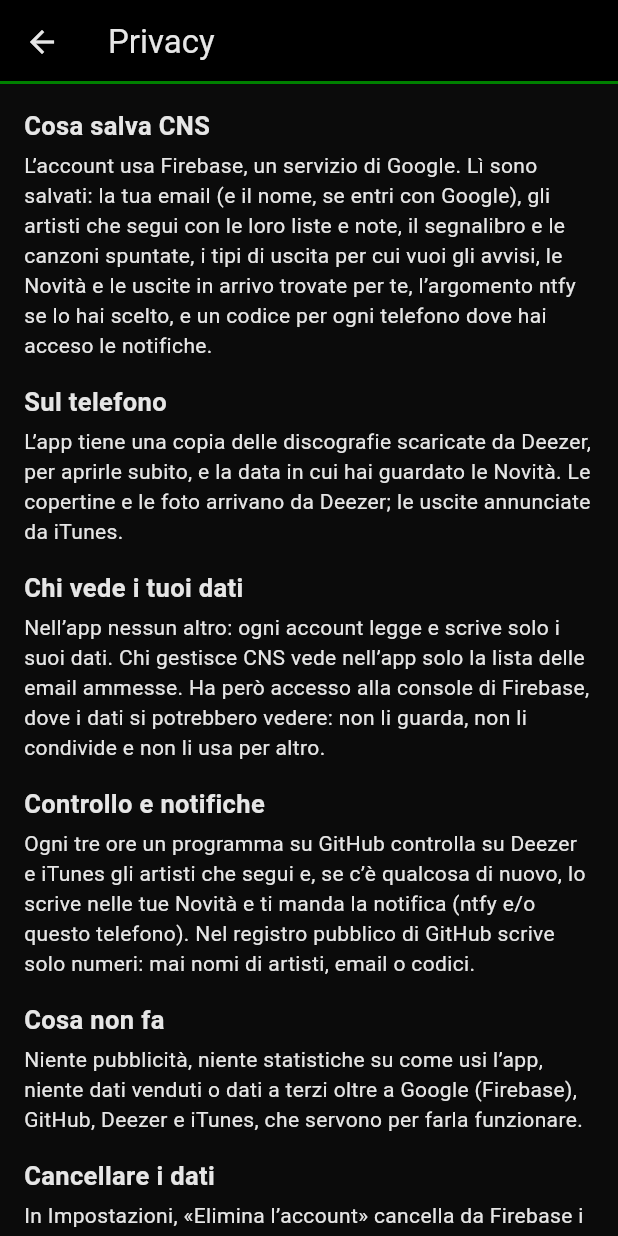
After one commit to StardustXYZ/CNS, a Flutter app: the screen it shows once a user with an empty profile is signed in, item 4 of the bottom bar chosen, scrolled down 425 dp, after a tap on "Privacy", on a phone screen of 412 x 824 dp. The commit adds this screen. Run offline on Flutter 3.47's test engine with Material 3 defaults, Android fonts, the phone set to English and light mode, and no system bars; our stand-ins replace cloud_firestore, file_picker, firebase_auth, firebase_core, firebase_messaging, google_sign_in and 1 more; missing offline and left inert: home_widget; accounts and stored records are empty; network calls fail.

Commit message:
Twenty-ninth Commit App Android 1.0.0: versione firmata, aggiornamenti, Privacy ed Elimina l'account + firma con la chiave definitiva da key.properties (solo sul PC), con il modello key.properties.example + avviso "È uscita la versione…" dalle release app-v… di GitHub, con Scarica e Non ora + riquadro App in Impostazioni: versione, Controlla gli aggiornamenti, Privacy + pagina Privacy: cosa salva CNS, chi lo vede, come cancellarlo + "Elimina l'account": cancella artisti, Novità, In arrivo, telefoni, impostazioni e l'account + README del progetto e passi per pubblicare una versione dell'app + test di aggiornamenti, Privacy ed Elimina l'account ~ versione 1.0.0 ~ PERCORSO.md: Fase 8.8 fatta

```diff
--- /dev/null
+++ b/mobile/lib/data/updates.dart
@@ -0,0 +1,125 @@
+import 'dart:async';
+import 'dart:convert';
+import 'dart:io';
+
+import 'package:flutter/foundation.dart';
+import 'package:http/http.dart' as http;
+import 'package:path_provider/path_provider.dart';
+
+/// Where the versions of the app are published: the Releases of the GitHub repository, with
+/// tags "app-v1.2.3" and the APK attached (as CNV).
+const releasesUrl = 'https://api.github.com/repos/StardustXYZ/CNS/releases?per_page=20';
+const releasesPage = 'https://github.com/StardustXYZ/CNS/releases';
+const _tagPrefix = 'app-v';
+
+/// A published version of the app.
+@immutable
+class AppRelease {
+  const AppRelease({required this.version, required this.apkUrl, required this.page, this.notes = ''});
+
+  final String version; // "1.2.3"
+  final String apkUrl; // download of the APK
+  final String page; // its page on GitHub
+  final String notes;
+}
+
+/// "1.10.0" is newer than "1.9.2". Anything that is not a version counts as 0.
+int compareVersions(String a, String b) {
+  List<int> parts(String v) => [for (final p in v.split('+').first.split('.')) int.tryParse(p) ?? 0];
+  final (x, y) = (parts(a), parts(b));
+  for (var i = 0; i < 3; i++) {
+    final d = (i < x.length ? x[i] : 0) - (i < y.length ? y[i] : 0);
+    if (d != 0) return d.sign;
+  }
+  return 0;
+}
+
+/// The newest published version of the app in the answer of GitHub (drafts, pre-releases
+/// and releases without an APK are skipped).
+AppRelease? latestRelease(Object? json) {
+  if (json is! List) return null;
+  AppRelease? best;
+  for (final r in json) {
+    if (r is! Map || r['draft'] == true || r['prerelease'] == true) continue;
+    final tag = r['tag_name'];
+    if (tag is! String || !tag.startsWith(_tagPrefix)) continue;
+    final assets = r['assets'];
+    final apk = assets is List
+        ? assets.whereType<Map>().where((a) => '${a['name']}'.toLowerCase().endsWith('.apk')).firstOrNull
+        : null;
+    final url = apk?['browser_download_url'];
+    if (url is! String) continue;
+    final release = AppRelease(
+      version: tag.substring(_tagPrefix.length),
+      apkUrl: url,
+      page: r['html_url'] is String ? r['html_url'] as String : releasesPage,
+      notes: r['body'] is String ? (r['body'] as String).trim() : '',
+    );
+    if (best == null || compareVersions(release.version, best.version) > 0) best = release;
+  }
+  return best;
+}
+
+/// Checks whether a newer version of the app is out, when the app opens and on request.
+/// The notice can be closed: it comes back only for an even newer version.
+class UpdateStore extends ChangeNotifier {
+  UpdateStore({required this.currentVersion, http.Client? client, Future<File> Function()? dismissedFile})
+      : _client = client ?? http.Client(),
+        _dismissedFile = dismissedFile ?? _defaultFile;
+
+  final String currentVersion;
+  final http.Client _client;
+  final Future<File> Function() _dismissedFile;
+
+  AppRelease? available; // newer than this one
+  String? _dismissed;
+  bool checking = false;
+  String? problem;
+  DateTime? checkedAt;
+
+  /// The notice at the top of the app: a newer version that was not dismissed.
+  bool get showNotice => available != null && available!.version != _dismissed;
+
+  static Future<File> _defaultFile() async =>
+      File('${(await getApplicationSupportDirectory()).path}${Platform.pathSeparator}aggiornamento.txt');
+
+  Future<void> check() async {
+    if (checking) return;
+    checking = true;
+    problem = null;
+    notifyListeners();
+    try {
+      try {
+        _dismissed ??= (await (await _dismissedFile()).readAsString()).trim();
+      } catch (_) {
+        _dismissed ??= '';
+      }
+      final resp = await _client
+          .get(Uri.parse(releasesUrl), headers: {'Accept': 'application/vnd.github+json'})
+          .timeout(const Duration(seconds: 15));
+      if (resp.statusCode != 200) throw HttpException('GitHub ha risposto ${resp.statusCode}');
+      final latest = latestRelease(jsonDecode(resp.body));
+      available = latest != null && compareVersions(latest.version, currentVersion) > 0 ? latest : null;
+      checkedAt = DateTime.now();
+    } catch (err) {
+      debugPrint('Aggiornamenti non controllati: $err');
+      problem = 'Non riesco a controllare se ci sono versioni nuove.';
+    } finally {
+      checking = false;
+      notifyListeners();
+    }
+  }
+
+  /// "Non ora": the notice goes away until an even newer version comes out.
+  Future<void> dismiss() async {
+    final version = available?.version;
+    if (version == null) return;
+    _dismissed = version;
+    notifyListeners();
+    try {
+      await (await _dismissedFile()).writeAsString(version, flush: true);
+    } catch (err) {
+      debugPrint('Scelta non salvata: $err');
+    }
+  }
+}
--- a/mobile/lib/home.dart
+++ b/mobile/lib/home.dart
@@ -1,6 +1,7 @@
 import 'package:flutter/material.dart';
 
 import 'data/artists.dart';
+import 'pages/app_info.dart' show UpdateBanner;
 import 'pages/artist_page.dart';
 import 'pages/impostazioni_page.dart';
 import 'pages/list_pages.dart';
@@ -118,7 +119,11 @@ class HomeShellState extends State<HomeShell> {
     }
     return Scaffold(
       appBar: AppBar(title: const CnsTitle()),
-      body: PageView(
+      body: Column(
+        children: [
+          const UpdateBanner(),
+          Expanded(
+            child: PageView(
               controller: _pager,
               onPageChanged: (index) => setState(() => _current = index),
               children: [
@@ -126,6 +131,9 @@ class HomeShellState extends State<HomeShell> {
                 const ArtistListPage(lista: Lists.recuperando),
                 const NovitaPage(),
                 const ImpostazioniPage(),
+              ],
+            ),
+          ),
         ],
       ),
       bottomNavigationBar: NavigationBar(
--- a/mobile/lib/main.dart
+++ b/mobile/lib/main.dart
@@ -1,6 +1,9 @@
+import 'dart:async';
+
 import 'package:firebase_core/firebase_core.dart';
 import 'package:flutter/material.dart';
 import 'package:flutter_localizations/flutter_localizations.dart';
+import 'package:package_info_plus/package_info_plus.dart';
 
 import 'data/account.dart';
 import 'data/artists.dart';
@@ -15,9 +18,11 @@ import 'data/firebase_push.dart';
 import 'data/home_widget_sync.dart';
 import 'data/news.dart';
 import 'data/notifications.dart';
+import 'data/updates.dart';
 import 'home.dart';
 import 'pages/account_pages.dart';
-import 'pages/impostazioni_page.dart' show BackupScope, NotificationScope;
+import 'pages/app_info.dart' show UpdateScope;
+import 'pages/impostazioni_page.dart' show BackupScope, NotificationScope, appVersion;
 import 'pages/list_pages.dart';
 import 'pages/novita_page.dart';
 import 'pages/widgets.dart';
@@ -49,6 +54,14 @@ Future<void> main() async {
   final discographies = DiscographyStore(deezer, FileDiscoCache());
   final backup = BackupService(account, artists, news, backupBackend, PickerFiles());
   final notifications = push != null && phones != null ? NotificationStore(account, phones, push) : null;
+  // The version of this APK: shown in Impostazioni and compared with the releases on GitHub
+  UpdateStore? updates;
+  try {
+    appVersion = (await PackageInfo.fromPlatform()).version;
+    updates = UpdateStore(currentVersion: appVersion);
+  } catch (err) {
+    debugPrint('Versione non letta: $err');
+  }
   runApp(
     CnsApp(
       account: account,
@@ -58,8 +71,11 @@ Future<void> main() async {
       news: news,
       backup: backup,
       notifications: notifications,
+      updates: updates,
     ),
   );
+  // A few seconds after opening, without slowing the start
+  if (updates != null) Timer(const Duration(seconds: 3), updates.check);
   // Notifications: with the app open a message at the bottom; a tap opens Novità
   if (push != null) {
     push.foreground().listen(
@@ -100,6 +116,7 @@ class CnsApp extends StatelessWidget {
     required this.news,
     required this.backup,
     this.notifications,
+    this.updates,
   });
 
   // With fakes in the tests
@@ -110,6 +127,7 @@ class CnsApp extends StatelessWidget {
   final NewsStore news;
   final BackupService backup;
   final NotificationStore? notifications; // null without Firebase
+  final UpdateStore? updates; // null in the tests
 
   @override
   Widget build(BuildContext context) {
@@ -128,6 +146,8 @@ class CnsApp extends StatelessWidget {
                 service: backup,
                 child: NotificationScope(
                   store: notifications,
+                  child: UpdateScope(
+                    store: updates,
                     child: MaterialApp(
                       title: 'CNS',
                       debugShowCheckedModeBanner: false,
@@ -145,6 +165,7 @@ class CnsApp extends StatelessWidget {
             ),
           ),
         ),
+      ),
     );
   }
 }
--- /dev/null
+++ b/mobile/lib/pages/app_info.dart
@@ -0,0 +1,180 @@
+import 'package:flutter/material.dart';
+
+import '../data/updates.dart';
+import '../theme.dart';
+import 'account_pages.dart' show say;
+import 'impostazioni_page.dart' show SettingsCard;
+import 'widgets.dart' show openLink;
+
+/// Gives the pages the update check (null in the tests).
+class UpdateScope extends InheritedNotifier<UpdateStore> {
+  const UpdateScope({super.key, required UpdateStore? store, required super.child}) : super(notifier: store);
+
+  static UpdateStore? of(BuildContext context) => context.dependOnInheritedWidgetOfExactType<UpdateScope>()?.notifier;
+}
+
+/// Opens the APK in the browser, which downloads it; then the person opens the file to install.
+Future<void> downloadUpdate(BuildContext context, AppRelease release) async {
+  await openLink(context, release.apkUrl);
+  if (!context.mounted) return;
+  say(
+    context,
+    'Quando il download finisce, apri il file e tocca Aggiorna. Se Android lo chiede, permetti '
+    'l’installazione dal browser. I tuoi artisti restano nell’account.',
+  );
+}
+
+/// The notice at the top of the app when a newer version is out.
+class UpdateBanner extends StatelessWidget {
+  const UpdateBanner({super.key});
+
+  @override
+  Widget build(BuildContext context) {
+    final store = UpdateScope.of(context);
+    if (store == null || !store.showNotice) return const SizedBox();
+    final release = store.available!;
+    return Material(
+      color: CnsColors.green.withValues(alpha: 0.25),
+      child: Padding(
+        padding: const EdgeInsets.fromLTRB(14, 8, 6, 4),
+        child: Column(
+          crossAxisAlignment: CrossAxisAlignment.stretch,
+          children: [
+            Row(children: [
+              const Icon(Icons.system_update, color: CnsColors.accent),
+              const SizedBox(width: 10),
+              Expanded(
+                child: Text('È uscita la versione ${release.version} di CNS',
+                    style: const TextStyle(fontWeight: FontWeight.w600)),
+              ),
+            ]),
+            Row(
+              mainAxisAlignment: MainAxisAlignment.end,
+              children: [
+                TextButton(onPressed: store.dismiss, child: const Text('Non ora')),
+                FilledButton(onPressed: () => downloadUpdate(context, release), child: const Text('Scarica')),
+              ],
+            ),
+          ],
+        ),
+      ),
+    );
+  }
+}
+
+/// At the bottom of Impostazioni: the version, the check for a new one, and the privacy note.
+class AppInfoCard extends StatelessWidget {
+  const AppInfoCard({super.key, required this.version});
+
+  final String version;
+
+  @override
+  Widget build(BuildContext context) {
+    final store = UpdateScope.of(context);
+    String status;
+    if (store == null) {
+      status = '';
+    } else if (store.checking) {
+      status = 'Controllo se c’è una versione nuova…';
+    } else if (store.problem != null) {
+      status = store.problem!;
+    } else if (store.available != null) {
+      status = 'È uscita la versione ${store.available!.version}.';
+    } else if (store.checkedAt != null) {
+      status = 'Hai l’ultima versione.';
+    } else {
+      status = '';
+    }
+    return SettingsCard(
+      title: 'App',
+      child: Column(
+        crossAxisAlignment: CrossAxisAlignment.stretch,
+        children: [
+          Text('CNS per Android, versione $version.'),
+          if (status.isNotEmpty) Text(status),
+          const SizedBox(height: 8),
+          Wrap(spacing: 8, runSpacing: 8, children: [
+            if (store != null && store.available != null)
+              FilledButton.icon(
+                onPressed: () => downloadUpdate(context, store.available!),
+                icon: const Icon(Icons.download),
+                label: Text('Scarica la ${store.available!.version}'),
+              )
+            else if (store != null)
+              OutlinedButton.icon(
+                onPressed: store.checking ? null : store.check,
+                icon: const Icon(Icons.refresh),
+                label: const Text('Controlla gli aggiornamenti'),
+              ),
+            OutlinedButton.icon(
+              onPressed: () => Navigator.of(context).push(MaterialPageRoute(builder: (_) => const PrivacyPage())),
+              icon: const Icon(Icons.privacy_tip_outlined),
+              label: const Text('Privacy'),
+            ),
+          ]),
+        ],
+      ),
+    );
+  }
+}
+
+/// "Privacy": what CNS keeps, where, who sees it, and how to delete it. In plain words.
+class PrivacyPage extends StatelessWidget {
+  const PrivacyPage({super.key});
+
+  static const sections = [
+    (
+      'Cosa salva CNS',
+      'L’account usa Firebase, un servizio di Google. Lì sono salvati: la tua email (e il nome, se entri '
+          'con Google), gli artisti che segui con le loro liste e note, il segnalibro e le canzoni spuntate, '
+          'i tipi di uscita per cui vuoi gli avvisi, le Novità e le uscite in arrivo trovate per te, '
+          'l’argomento ntfy se lo hai scelto, e un codice per ogni telefono dove hai acceso le notifiche.'
+    ),
+    (
+      'Sul telefono',
+      'L’app tiene una copia delle discografie scaricate da Deezer, per aprirle subito, e la data in cui hai '
+          'guardato le Novità. Le copertine e le foto arrivano da Deezer; le uscite annunciate da iTunes.'
+    ),
+    (
+      'Chi vede i tuoi dati',
+      'Nell’app nessun altro: ogni account legge e scrive solo i suoi dati. Chi gestisce CNS vede nell’app '
+          'solo la lista delle email ammesse. Ha però accesso alla console di Firebase, dove i dati si '
+          'potrebbero vedere: non li guarda, non li condivide e non li usa per altro.'
+    ),
+    (
+      'Controllo e notifiche',
+      'Ogni tre ore un programma su GitHub controlla su Deezer e iTunes gli artisti che segui e, se c’è '
+          'qualcosa di nuovo, lo scrive nelle tue Novità e ti manda la notifica (ntfy e/o questo telefono). '
+          'Nel registro pubblico di GitHub scrive solo numeri: mai nomi di artisti, email o codici.'
+    ),
+    (
+      'Cosa non fa',
+      'Niente pubblicità, niente statistiche su come usi l’app, niente dati venduti o dati a terzi oltre a '
+          'Google (Firebase), GitHub, Deezer e iTunes, che servono per farla funzionare.'
+    ),
+    (
+      'Cancellare i dati',
+      'In Impostazioni, «Elimina l’account» cancella da Firebase i tuoi artisti, le Novità, le uscite in '
+          'arrivo, i telefoni registrati e l’account stesso. Non si può annullare: prima, se vuoi, salva la '
+          'copia di sicurezza.'
+    ),
+  ];
+
+  @override
+  Widget build(BuildContext context) {
+    return Scaffold(
+      appBar: AppBar(title: const Text('Privacy')),
+      body: ListView(
+        padding: const EdgeInsets.all(16),
+        children: [
+          for (final (title, text) in sections) ...[
+            Text(title, style: const TextStyle(fontSize: 17, fontWeight: FontWeight.w700)),
+            const SizedBox(height: 4),
+            Text(text, style: const TextStyle(fontSize: 14, height: 1.45, color: CnsColors.text)),
+            const SizedBox(height: 16),
+          ],
+        ],
+      ),
+    );
+  }
+}
--- a/mobile/lib/pages/impostazioni_page.dart
+++ b/mobile/lib/pages/impostazioni_page.dart
@@ -1,10 +1,12 @@
 import 'package:flutter/material.dart';
 
+import '../data/account.dart' show AccountStore;
 import '../data/backup.dart';
 import '../data/copia.dart' show BackupError, ParsedBackup;
 import '../data/notifications.dart';
 import '../theme.dart';
 import 'account_pages.dart';
+import 'app_info.dart';
 
 /// Gives the pages the notifications of this phone (null without Firebase, as in some tests).
 class NotificationScope extends InheritedNotifier<NotificationStore> {
@@ -29,6 +31,9 @@ class BackupScope extends InheritedWidget {
 
 /// Impostazioni: the account (with the allow list for the administrator), the notifications on
 /// this phone and the backup copy.
+/// The version of the app shown in Impostazioni (read at start from the APK; "" in the tests).
+String appVersion = '';
+
 class ImpostazioniPage extends StatelessWidget {
   const ImpostazioniPage({super.key});
 
@@ -36,7 +41,12 @@ class ImpostazioniPage extends StatelessWidget {
   Widget build(BuildContext context) {
     return ListView(
       padding: const EdgeInsets.all(16),
-      children: const [AccountCard(), NotificationsCard(), BackupCard()],
+      children: [
+        const AccountCard(),
+        const NotificationsCard(),
+        const BackupCard(),
+        AppInfoCard(version: appVersion),
+      ],
     );
   }
 }
@@ -114,6 +124,15 @@ class AccountCard extends StatelessWidget {
               onPressed: account.busy ? null : () => confirmSignOut(context, account),
               icon: const Icon(Icons.logout, size: 18),
               label: const Text('Esci dall’account'),
+            ),
+          ),
+          Align(
+            alignment: Alignment.centerLeft,
+            child: TextButton.icon(
+              style: TextButton.styleFrom(foregroundColor: CnsColors.red),
+              onPressed: account.busy ? null : () => confirmDeleteAccount(context, account),
+              icon: const Icon(Icons.delete_forever, size: 18),
+              label: const Text('Elimina l’account'),
             ),
           ),
         ],
@@ -285,3 +304,31 @@ class NotificationsCard extends StatelessWidget {
     );
   }
 }
+
+/// "Elimina l'account", after asking: the data in Firebase and the account go away for good.
+Future<void> confirmDeleteAccount(BuildContext context, AccountStore account) async {
+  final ok = await showDialog<bool>(
+    context: context,
+    builder: (dialog) => AlertDialog(
+      title: const Text('Eliminare l’account?'),
+      content: const Text(
+        'Cancello da Firebase i tuoi artisti con note e segnalibri, le Novità, le uscite in '
+        'arrivo, i telefoni registrati per le notifiche e l’account stesso, anche per l’app web. '
+        'Non si può annullare: prima, se vuoi, salva la copia di sicurezza.',
+      ),
+      actions: [
+        TextButton(onPressed: () => Navigator.of(dialog).pop(false), child: const Text('Annulla')),
+        FilledButton(
+          style: FilledButton.styleFrom(backgroundColor: CnsColors.red),
+          onPressed: () => Navigator.of(dialog).pop(true),
+          child: const Text('Elimina'),
+        ),
+      ],
+    ),
+  );
+  if (ok != true || !context.mounted) return;
+  final messenger = ScaffoldMessenger.of(context);
+  if (await attempt(context, account.deleteAccount)) {
+    messenger.showSnackBar(const SnackBar(content: Text('Account eliminato.')));
+  }
+}
--- a/mobile/pubspec.yaml
+++ b/mobile/pubspec.yaml
@@ -3,7 +3,7 @@ description: "CNS - Chi Ni Sentimu: le uscite degli artisti che segui"
 publish_to: 'none' # private app, never published on pub.dev
 
 # versionName+versionCode on Android: raise both for every APK given to friends
-version: 0.8.1+9
+version: 1.0.0+10
 
 environment:
   sdk: ^3.9.2
@@ -21,6 +21,7 @@ dependencies:
   google_sign_in: ^7.2.0
   home_widget: 0.9.2
   http: ^1.6.0
+  package_info_plus: 9.0.1
   path_provider: ^2.1.5
   url_launcher: ^6.3.2
 
```
Also changed, not shown: mobile/lib/data/account.dart (+7 -0 lines), mobile/lib/data/firebase_account.dart (+35 -0 lines), mobile/pubspec.lock, 7 other files. Lines whose indentation alone changed are shown as unchanged.
